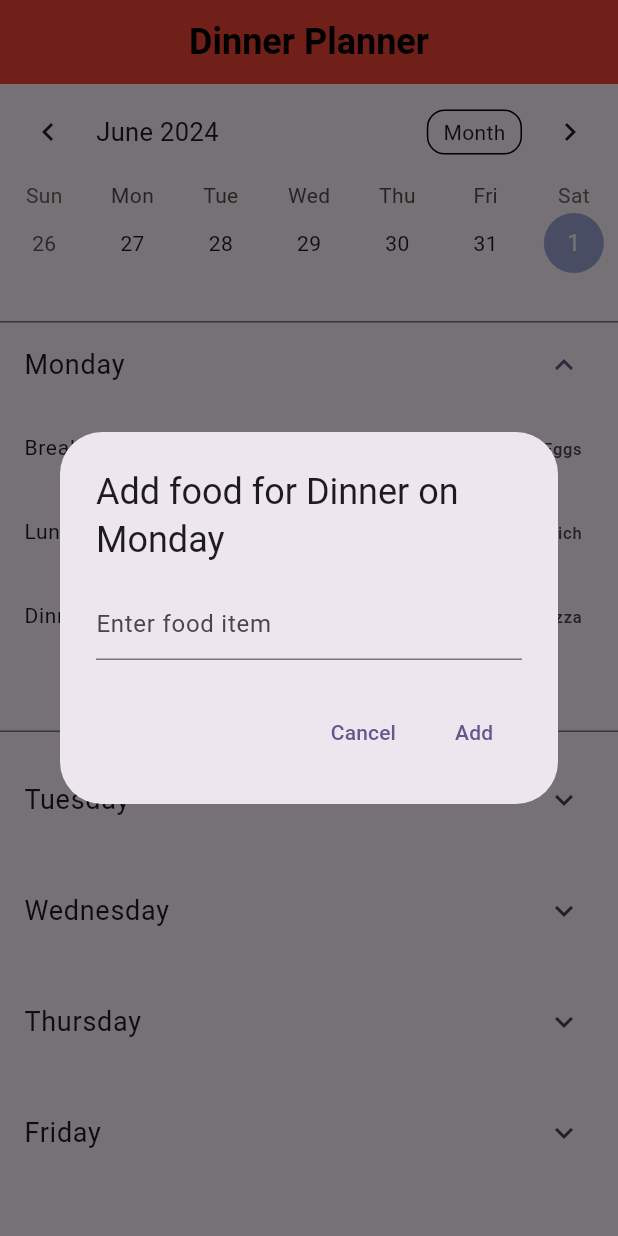
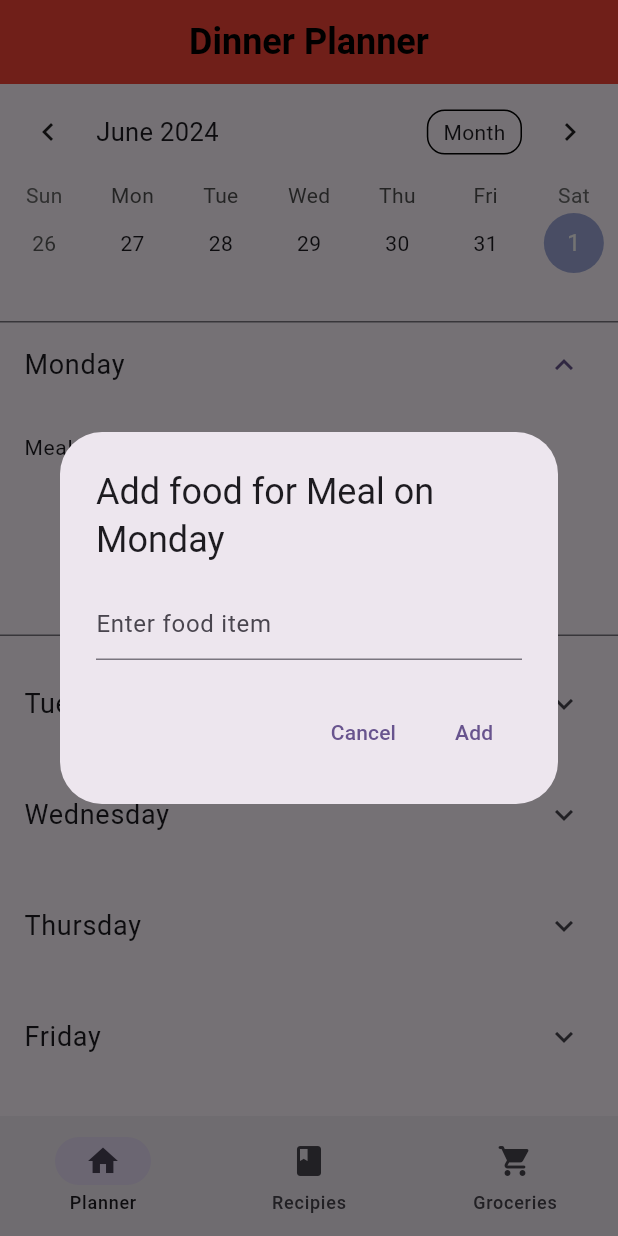
Before and after one commit to Rjbern/CIS-350-Project, a Flutter app: the screen it shows after launch, after a tap on "Monday", after a tap on "Add Food", on a phone screen of 412 x 824 dp. Run offline on Flutter 3.47's test engine with Material 3 defaults, Android fonts, the phone set to English and light mode, and no system bars; drawn by our look-alikes of table_calendar.

Commit message:
Updated main.dart to fit the UI design

```diff
--- a/project_testing1/lib/main.dart
+++ b/project_testing1/lib/main.dart
@@ -31,6 +31,8 @@ class MyHomePage extends StatefulWidget {
 }
 
 class _MyHomePageState extends State<MyHomePage> {
+  int currentPage = 0;
+
   final List<String> daysOfWeek = [
     'Monday',
     'Tuesday',
@@ -42,13 +44,13 @@ class _MyHomePageState extends State<MyHomePage> {
   ];
 
   final Map<String, Map<String, String>> meals = {
-    'Monday': {'Breakfast': 'Eggs', 'Lunch': 'Sandwich', 'Dinner': 'Pizza'},
-    'Tuesday': {'Breakfast': 'Eggs', 'Lunch': 'Sandwich', 'Dinner': 'Pizza'},
-    'Wednesday': {'Breakfast': 'Eggs', 'Lunch': 'Sandwich', 'Dinner': 'Pizza'},
-    'Thursday': {'Breakfast': 'Eggs', 'Lunch': 'Sandwich', 'Dinner': 'Pizza'},
-    'Friday': {'Breakfast': 'Eggs', 'Lunch': 'Sandwich', 'Dinner': 'Pizza'},
-    'Saturday': {'Breakfast': 'Eggs', 'Lunch': 'Sandwich', 'Dinner': 'Pizza'},
-    'Sunday': {'Breakfast': 'Eggs', 'Lunch': 'Sandwich', 'Dinner': 'Pizza'},
+    'Monday': {'Meals': ''},
+    'Tuesday': {'Meals': ''},
+    'Wednesday': {'Meals': ''},
+    'Thursday': {'Meals': ''},
+    'Friday': {'Meals': ''},
+    'Saturday': {'Meals': ''},
+    'Sunday': {'Meals': ''},
   };
 
   void _addFoodItem(String day, String meal) {
@@ -61,14 +63,14 @@ class _MyHomePageState extends State<MyHomePage> {
           title: Text('Add food for $meal on $day'),
           content: TextField(
             controller: foodController,
-            decoration: InputDecoration(hintText: "Enter food item"),
+            decoration: const InputDecoration(hintText: "Enter food item"),
           ),
           actions: [
             TextButton(
               onPressed: () {
                 Navigator.of(context).pop();
               },
-              child: Text('Cancel'),
+              child: const Text('Cancel'),
             ),
             TextButton(
               onPressed: () {
@@ -77,7 +79,41 @@ class _MyHomePageState extends State<MyHomePage> {
                 });
                 Navigator.of(context).pop();
               },
-              child: Text('Add'),
+              child: const Text('Add'),
+            ),
+          ],
+        );
+      },
+    );
+  }
+
+  void _deleteFoodItem(String day, String meal) {
+    TextEditingController foodController = TextEditingController();
+
+    showDialog(
+      context: context,
+      builder: (context) {
+        return AlertDialog(
+          title: Text('Delete food for $meal on $day'),
+          content: TextField(
+            controller: foodController,
+            decoration: const InputDecoration(hintText: "Enter food item"),
+          ),
+          actions: [
+            TextButton(
+              onPressed: () {
+                Navigator.of(context).pop();
+              },
+              child: const Text('Cancel'),
+            ),
+            TextButton(
+              onPressed: () {
+                setState(() {
+                  meals[day]![meal] = foodController.text;
+                });
+                Navigator.of(context).pop();
+              },
+              child: const Text('Delete'),
             ),
           ],
         );
@@ -100,6 +136,21 @@ class _MyHomePageState extends State<MyHomePage> {
           ),
         ),
       ),
+      bottomNavigationBar: NavigationBar(
+        destinations: const [
+          NavigationDestination(icon: Icon(Icons.home), label: "Planner"),
+          NavigationDestination(icon: Icon(Icons.book), label: "Recipies"),
+          NavigationDestination(
+              icon: Icon(Icons.local_grocery_store_rounded),
+              label: "Groceries"),
+        ],
+        onDestinationSelected: (int index) {
+          setState(() {
+            currentPage = index;
+          });
+        },
+        selectedIndex: currentPage,
+      ),
       body: Column(
         children: [
           TableCalendar(
@@ -120,36 +171,24 @@ class _MyHomePageState extends State<MyHomePage> {
                     child: ExpansionTile(
                       title: Text(
                         day,
-                          style: TextStyle(fontSize: 18.0),
+                        style: const TextStyle(fontSize: 18.0),
                       ),
                       children: [
                         ListTile(
-                            title: Text(
-                              "Breakfast",
+                          title: const Text(
+                            "Meal",
                             style: TextStyle(fontSize: 14.0),
                           ),
-                            trailing: Text(meals[day]!['Breakfast'] ?? ''),
-                            onTap: () => _addFoodItem(day, 'Breakfast'),
-                          ),
-                          ListTile(
-                            title: Text(
-                              "Lunch",
-                              style: TextStyle(fontSize: 14.0),
-                            ),
-                            trailing: Text(meals[day]!['Lunch'] ?? ''),
-                            onTap: () => _addFoodItem(day, 'Lunch'),
-                          ),
-                          ListTile(
-                            title: Text(
-                              "Dinner",
-                              style: TextStyle(fontSize: 14.0),
-                            ),
-                            trailing: Text(meals[day]!['Dinner'] ?? ''),
-                            onTap: () => _addFoodItem(day, 'Dinner'),
+                          trailing: Text(meals[day]!['Meal'] ?? ''),
+                          onTap: () => _addFoodItem(day, 'Meal'),
                         ),
                         ElevatedButton(
-                            onPressed: () => _addFoodItem(day, 'Dinner'),
-                            child: Text('Add Food'),
+                          onPressed: () => _addFoodItem(day, 'Meal'),
+                          child: const Text('Add Food'),
+                        ),
+                        ElevatedButton(
+                          onPressed: () => _deleteFoodItem(day, 'Meal'),
+                          child: const Text('Delete Food'),
                         ),
                       ],
                     ),
@@ -159,6 +198,7 @@ class _MyHomePageState extends State<MyHomePage> {
             ),
           )
         ],
-        ));
+      ),
+    );
   }
 }
```
Lines whose indentation alone changed are shown as unchanged.
